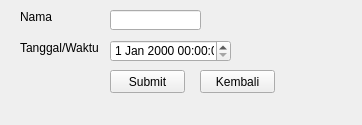
First picture: the form in keluar.ui, repository christianbyu/Python-simple-absent-apps-with-pyqt5, before the edit.
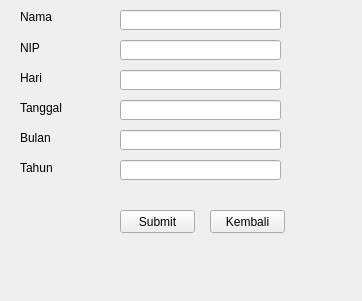
Second picture: the form after the edit.

Diff of the .ui file:
```diff
--- a/keluar.ui
+++ b/keluar.ui
@@ -7,40 +7,17 @@
     <x>0</x>
     <y>0</y>
     <width>362</width>
-    <height>125</height>
+    <height>301</height>
    </rect>
   </property>
   <property name="windowTitle">
    <string>Form</string>
   </property>
-  <widget class="QLineEdit" name="lineEdit_5">
-   <property name="geometry">
-    <rect>
-     <x>110</x>
-     <y>10</y>
-     <width>91</width>
-     <height>20</height>
-    </rect>
-   </property>
-   <property name="text">
-    <string/>
-   </property>
-  </widget>
-  <widget class="QDateTimeEdit" name="dateTimeEdit_2">
-   <property name="geometry">
-    <rect>
-     <x>110</x>
-     <y>40</y>
-     <width>121</width>
-     <height>22</height>
-    </rect>
-   </property>
-  </widget>
   <widget class="QPushButton" name="KSubmit">
    <property name="geometry">
     <rect>
-     <x>110</x>
-     <y>70</y>
+     <x>120</x>
+     <y>210</y>
      <width>75</width>
      <height>23</height>
     </rect>
@@ -49,7 +26,124 @@
     <string>Submit</string>
    </property>
   </widget>
-  <widget class="QLabel" name="label">
+  <widget class="QPushButton" name="KKembali">
+   <property name="geometry">
+    <rect>
+     <x>210</x>
+     <y>210</y>
+     <width>75</width>
+     <height>23</height>
+    </rect>
+   </property>
+   <property name="text">
+    <string>Kembali</string>
+   </property>
+  </widget>
+  <widget class="QLabel" name="label_14">
+   <property name="geometry">
+    <rect>
+     <x>20</x>
+     <y>160</y>
+     <width>81</width>
+     <height>16</height>
+    </rect>
+   </property>
+   <property name="text">
+    <string>Tahun</string>
+   </property>
+  </widget>
+  <widget class="QLineEdit" name="lineEdit_14">
+   <property name="geometry">
+    <rect>
+     <x>120</x>
+     <y>130</y>
+     <width>161</width>
+     <height>20</height>
+    </rect>
+   </property>
+   <property name="text">
+    <string/>
+   </property>
+  </widget>
+  <widget class="QLabel" name="label_10">
+   <property name="geometry">
+    <rect>
+     <x>20</x>
+     <y>70</y>
+     <width>81</width>
+     <height>16</height>
+    </rect>
+   </property>
+   <property name="text">
+    <string>Hari</string>
+   </property>
+  </widget>
+  <widget class="QLineEdit" name="lineEdit_12">
+   <property name="geometry">
+    <rect>
+     <x>120</x>
+     <y>160</y>
+     <width>161</width>
+     <height>20</height>
+    </rect>
+   </property>
+   <property name="text">
+    <string/>
+   </property>
+  </widget>
+  <widget class="QLabel" name="label_12">
+   <property name="geometry">
+    <rect>
+     <x>20</x>
+     <y>100</y>
+     <width>81</width>
+     <height>16</height>
+    </rect>
+   </property>
+   <property name="text">
+    <string>Tanggal</string>
+   </property>
+  </widget>
+  <widget class="QLineEdit" name="lineEdit_9">
+   <property name="geometry">
+    <rect>
+     <x>120</x>
+     <y>100</y>
+     <width>161</width>
+     <height>20</height>
+    </rect>
+   </property>
+   <property name="text">
+    <string/>
+   </property>
+  </widget>
+  <widget class="QLineEdit" name="lineEdit_10">
+   <property name="geometry">
+    <rect>
+     <x>120</x>
+     <y>70</y>
+     <width>161</width>
+     <height>20</height>
+    </rect>
+   </property>
+   <property name="text">
+    <string/>
+   </property>
+  </widget>
+  <widget class="QLineEdit" name="lineEdit_13">
+   <property name="geometry">
+    <rect>
+     <x>120</x>
+     <y>40</y>
+     <width>161</width>
+     <height>20</height>
+    </rect>
+   </property>
+   <property name="text">
+    <string/>
+   </property>
+  </widget>
+  <widget class="QLabel" name="label_11">
    <property name="geometry">
     <rect>
      <x>20</x>
@@ -62,7 +156,33 @@
     <string>Nama</string>
    </property>
   </widget>
-  <widget class="QLabel" name="label_2">
+  <widget class="QLabel" name="label_13">
+   <property name="geometry">
+    <rect>
+     <x>20</x>
+     <y>130</y>
+     <width>81</width>
+     <height>16</height>
+    </rect>
+   </property>
+   <property name="text">
+    <string>Bulan</string>
+   </property>
+  </widget>
+  <widget class="QLineEdit" name="lineEdit_11">
+   <property name="geometry">
+    <rect>
+     <x>120</x>
+     <y>10</y>
+     <width>161</width>
+     <height>20</height>
+    </rect>
+   </property>
+   <property name="text">
+    <string/>
+   </property>
+  </widget>
+  <widget class="QLabel" name="label_9">
    <property name="geometry">
     <rect>
      <x>20</x>
@@ -72,20 +192,7 @@
     </rect>
    </property>
    <property name="text">
-    <string>Tanggal/Waktu</string>
-   </property>
-  </widget>
-  <widget class="QPushButton" name="KKembali">
-   <property name="geometry">
-    <rect>
-     <x>200</x>
-     <y>70</y>
-     <width>75</width>
-     <height>23</height>
-    </rect>
-   </property>
-   <property name="text">
-    <string>Kembali</string>
+    <string>NIP</string>
    </property>
   </widget>
  </widget>
```
